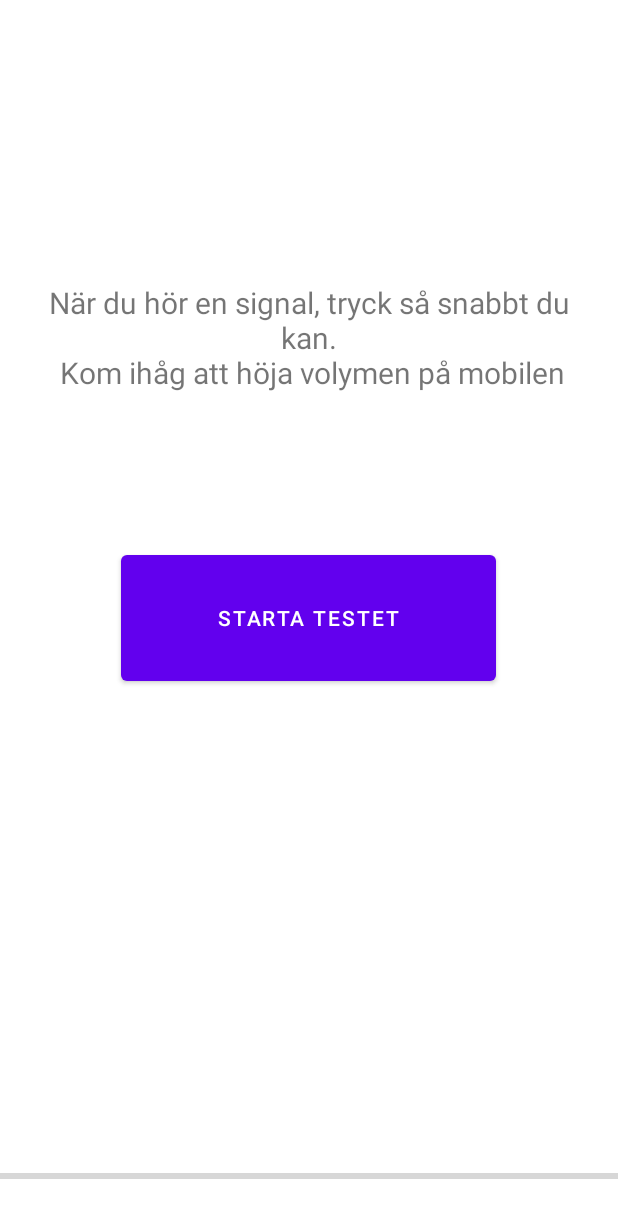
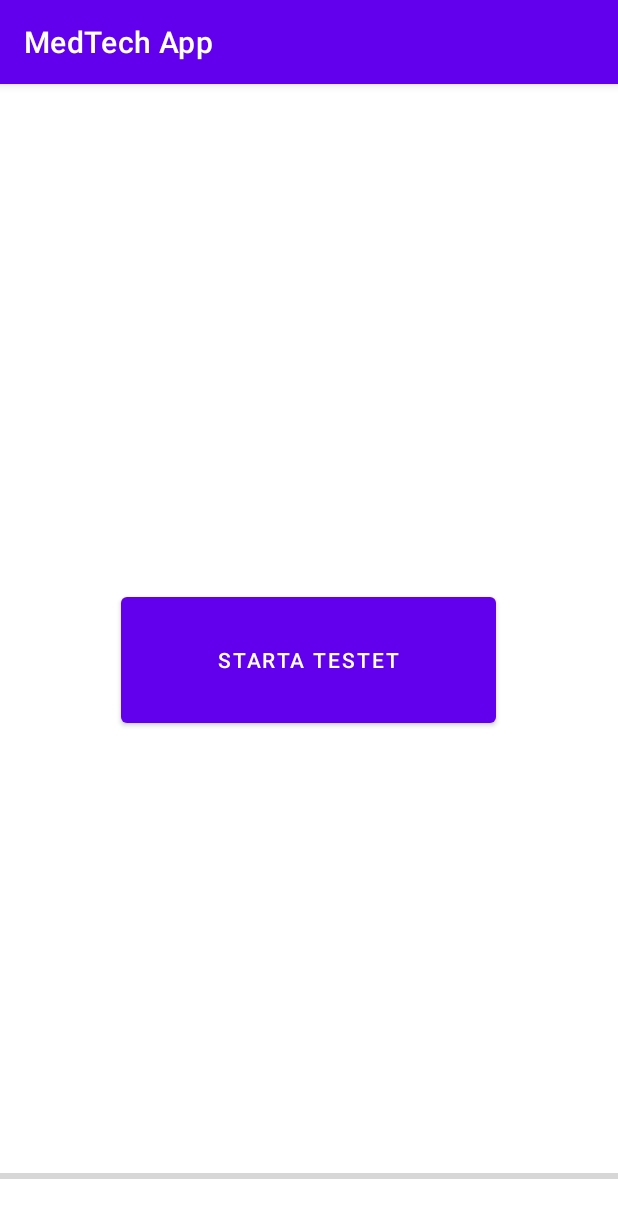
Before and after one commit to TrisseC/MedTechApp, an Android app: the screen it shows after launch (TouchReaction), after a tap on "HÖRSEL", on a phone screen of 412 x 824 dp. Shown: the top 1218 px of the screen. Run offline under Robolectric (Android 15) with nearby library versions, the phone set to English and light mode, and no system bars.

Commit message:
Revert "la till instruktioner"
This reverts commit b33dd94f

```diff
--- a/app/src/main/java/com/example/medtechapp/TouchReaction.java
+++ b/app/src/main/java/com/example/medtechapp/TouchReaction.java
@@ -28,8 +28,8 @@ public class TouchReaction extends AppCompatActivity {
 
     //final variables
     final private int rounds = 5;
-    final private double maxWait = 3500.0;
-    final private double minWait = 1000.0;
+    final private double maxWait = 3000.0;
+    final private double minWait = 500.0;
 
     @Override
     protected void onCreate(Bundle savedInstanceState) {
@@ -43,16 +43,6 @@ public class TouchReaction extends AppCompatActivity {
 
         findViewById(R.id.timer).setVisibility(View.INVISIBLE);
         findViewById(R.id.tooFastText).setVisibility(View.INVISIBLE);
-
-        TextView instructions = findViewById(R.id.instructionText);
-        if (state.equals("sound")) {
-            instructions.setText("När du hör en signal, tryck så snabbt du kan." +
-                    "\n Kom ihåg att höja volymen på mobilen");
-        } else if (state.equals("vibration")) {
-            instructions.setText("När du känner en vibration, tryck så snabbt du kan.");
-        } else if (state.equals("visual")){
-            instructions.setText("När den röda skärmen blir grön, tryck så snabbt du kan.");
-        }
     }
 
     public void startTest(View view) {
@@ -128,11 +118,7 @@ public class TouchReaction extends AppCompatActivity {
         }
         averageReactionTime /= rounds;
 
-        TextView instructions = findViewById(R.id.instructionText);
-        instructions.setText("Bra jobbat!\nKlicka på tillbakapilen för att gå till menyn");
-        findViewById(R.id.instructionText).setVisibility(View.VISIBLE);
-
-        //skicka till highscores
+        //skicka till highscores och stäng ner
         TextView timerTV = findViewById(R.id.timer);
         timerTV.setVisibility(View.VISIBLE);
         timerTV.setText("Genomsnitt: " + Long.toString(averageReactionTime) + "ms");
@@ -142,7 +128,6 @@ public class TouchReaction extends AppCompatActivity {
         findViewById(R.id.continueBtn).setVisibility(View.INVISIBLE);
         findViewById(R.id.timer).setVisibility(View.INVISIBLE);
         findViewById(R.id.tooFastText).setVisibility(View.INVISIBLE);
-        findViewById(R.id.instructionText).setVisibility(View.INVISIBLE);
     }
 
     @Override
--- a/app/src/main/res/layout/activity_touchreaction.xml
+++ b/app/src/main/res/layout/activity_touchreaction.xml
@@ -7,21 +7,6 @@
     android:layout_height="match_parent"
     android:onClick="stopTime"
     tools:context=".TouchReaction">
-
-    <TextView
-        android:id="@+id/instructionText"
-        android:layout_width="0dp"
-        android:layout_height="80dp"
-        android:layout_marginStart="16dp"
-        android:layout_marginEnd="16dp"
-        android:layout_marginBottom="96dp"
-        android:text="@string/instruction_text"
-        android:textAlignment="center"
-        android:textSize="20sp"
-        app:layout_constraintBottom_toTopOf="@+id/continueBtn"
-        app:layout_constraintEnd_toEndOf="parent"
-        app:layout_constraintHorizontal_bias="0.0"
-        app:layout_constraintStart_toStartOf="parent" />
 
     <TextView
         android:id="@+id/tooFastText"
--- a/app/src/main/res/values-night/themes.xml
+++ b/app/src/main/res/values-night/themes.xml
@@ -1,6 +1,6 @@
 <resources xmlns:tools="http://schemas.android.com/tools">
     <!-- Base application theme. -->
-    <style name="Theme.MedTechApp" parent="Theme.MaterialComponents.DayNight.NoActionBar">
+    <style name="Theme.MedTechApp" parent="Theme.MaterialComponents.DayNight.DarkActionBar">
         <!-- Primary brand color. -->
         <item name="colorPrimary">@color/purple_200</item>
         <item name="colorPrimaryVariant">@color/purple_700</item>
--- a/app/src/main/res/values/strings.xml
+++ b/app/src/main/res/values/strings.xml
@@ -13,5 +13,4 @@
     <string name="too_fast_text">Du klickade för fort, försök igen</string>
     <string name="vibration_text">Vibration</string>
     <string name="start_test_text">Starta testet</string>
-    <string name="instruction_text">När den röda skärmen blir grön, tryck så snabbt du kan</string>
 </resources>
--- a/app/src/main/res/values/themes.xml
+++ b/app/src/main/res/values/themes.xml
@@ -1,6 +1,6 @@
 <resources xmlns:tools="http://schemas.android.com/tools">
     <!-- Base application theme. -->
-    <style name="Theme.MedTechApp" parent="Theme.MaterialComponents.DayNight.NoActionBar">
+    <style name="Theme.MedTechApp" parent="Theme.MaterialComponents.DayNight.DarkActionBar">
         <!-- Primary brand color. -->
         <item name="colorPrimary">@color/purple_500</item>
         <item name="colorPrimaryVariant">@color/purple_700</item>
```
